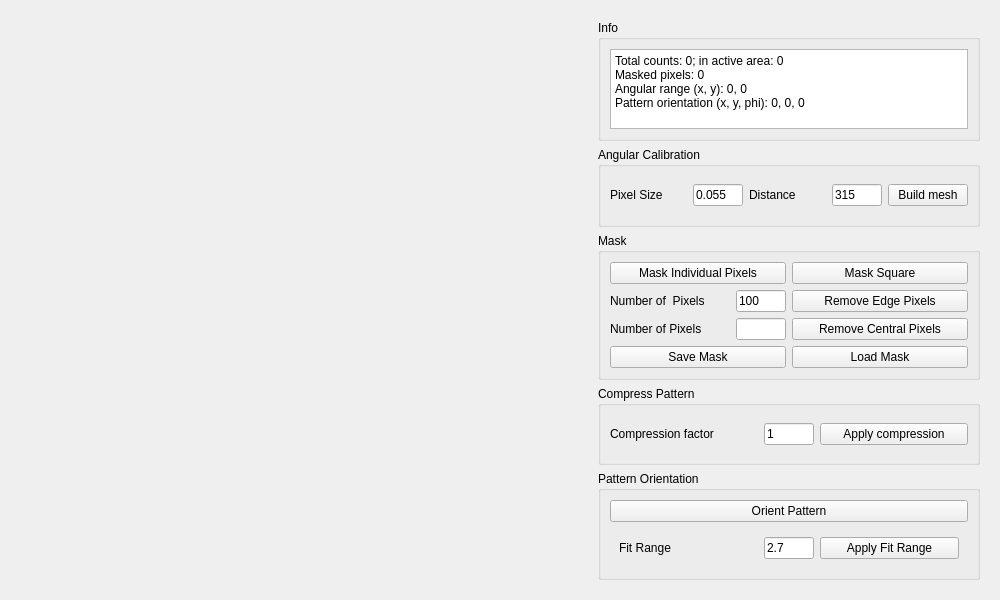
Qt form gui/qt_designer/datapattern_widget.ui (edbosne/pyfdd) before a commit.
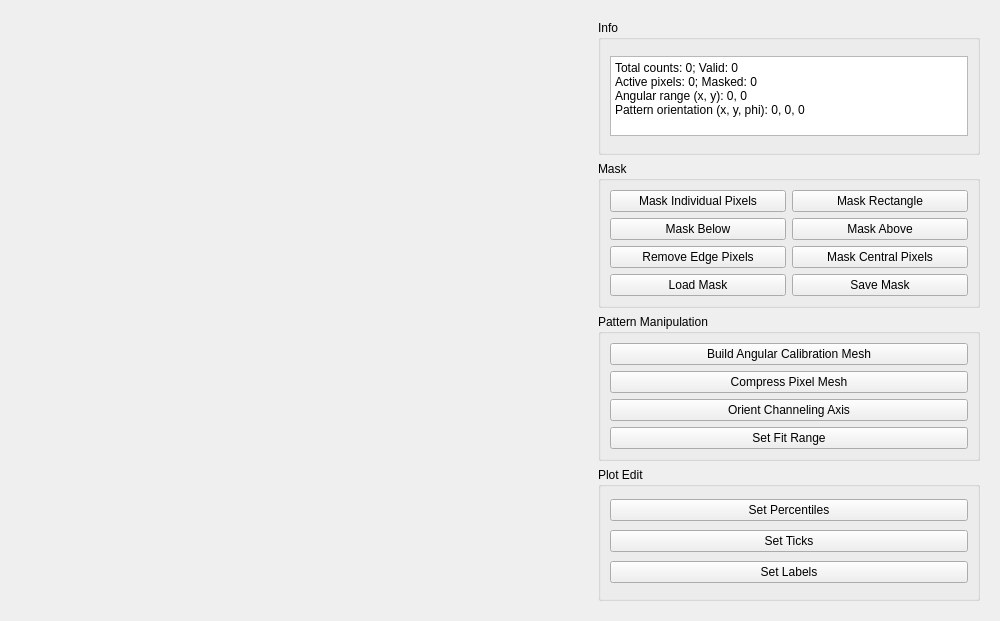
The same form after that commit.

Commit message: pyqt gui can open and save, calibrate mesh and mask pixel with clicks

The edit to the form file:
```diff
--- a/gui/qt_designer/datapattern_widget.ui
+++ b/gui/qt_designer/datapattern_widget.ui
@@ -7,7 +7,7 @@
     <x>0</x>
     <y>0</y>
     <width>1000</width>
-    <height>600</height>
+    <height>621</height>
    </rect>
   </property>
   <property name="windowTitle">
@@ -17,18 +17,24 @@
    <item>
     <widget class="QWidget" name="widget" native="true">
      <property name="sizePolicy">
-      <sizepolicy hsizetype="Maximum" vsizetype="Maximum">
+      <sizepolicy hsizetype="Preferred" vsizetype="Preferred">
        <horstretch>0</horstretch>
        <verstretch>0</verstretch>
       </sizepolicy>
      </property>
+     <property name="minimumSize">
+      <size>
+       <width>550</width>
+       <height>550</height>
+      </size>
+     </property>
      <property name="maximumSize">
       <size>
-       <width>600</width>
-       <height>600</height>
+       <width>6000</width>
+       <height>6000</height>
       </size>
      </property>
-     <layout class="QVBoxLayout" name="verticalLayout"/>
+     <layout class="QVBoxLayout" name="mplvl"/>
     </widget>
    </item>
    <item>
@@ -62,75 +68,24 @@
            </property>
            <property name="font">
             <font>
-             <pointsize>8</pointsize>
-             <weight>75</weight>
-             <italic>true</italic>
-             <bold>true</bold>
+             <pointsize>9</pointsize>
+             <weight>50</weight>
+             <italic>false</italic>
+             <bold>false</bold>
             </font>
            </property>
            <property name="html">
             <string>&lt;!DOCTYPE HTML PUBLIC &quot;-//W3C//DTD HTML 4.0//EN&quot; &quot;http://www.w3.org/TR/REC-html40/strict.dtd&quot;&gt;
 &lt;html&gt;&lt;head&gt;&lt;meta name=&quot;qrichtext&quot; content=&quot;1&quot; /&gt;&lt;style type=&quot;text/css&quot;&gt;
 p, li { white-space: pre-wrap; }
-&lt;/style&gt;&lt;/head&gt;&lt;body style=&quot; font-family:'Noto Sans'; font-size:8pt; font-weight:600; font-style:italic;&quot;&gt;
-&lt;p style=&quot; margin-top:0px; margin-bottom:0px; margin-left:0px; margin-right:0px; -qt-block-indent:0; text-indent:0px;&quot;&gt;&lt;span style=&quot; font-size:9pt; font-weight:400; font-style:normal;&quot;&gt;Total counts: 0; in active area: 0&lt;br /&gt;Masked pixels: 0&lt;br /&gt;Angular range (x, y): 0, 0&lt;/span&gt;&lt;/p&gt;
-&lt;p style=&quot; margin-top:0px; margin-bottom:0px; margin-left:0px; margin-right:0px; -qt-block-indent:0; text-indent:0px;&quot;&gt;&lt;span style=&quot; font-size:9pt; font-weight:400; font-style:normal;&quot;&gt;Pattern orientation (x, y, phi): 0, 0, 0&lt;/span&gt;&lt;/p&gt;&lt;/body&gt;&lt;/html&gt;</string>
+&lt;/style&gt;&lt;/head&gt;&lt;body style=&quot; font-family:'Noto Sans'; font-size:9pt; font-weight:400; font-style:normal;&quot;&gt;
+&lt;p style=&quot; margin-top:0px; margin-bottom:0px; margin-left:0px; margin-right:0px; -qt-block-indent:0; text-indent:0px;&quot;&gt;Total counts: 0; Valid: 0&lt;/p&gt;
+&lt;p style=&quot; margin-top:0px; margin-bottom:0px; margin-left:0px; margin-right:0px; -qt-block-indent:0; text-indent:0px;&quot;&gt;Active pixels: 0; Masked: 0&lt;/p&gt;
+&lt;p style=&quot; margin-top:0px; margin-bottom:0px; margin-left:0px; margin-right:0px; -qt-block-indent:0; text-indent:0px;&quot;&gt;Angular range (x, y): 0, 0&lt;/p&gt;
+&lt;p style=&quot; margin-top:0px; margin-bottom:0px; margin-left:0px; margin-right:0px; -qt-block-indent:0; text-indent:0px;&quot;&gt;Pattern orientation (x, y, phi): 0, 0, 0&lt;/p&gt;&lt;/body&gt;&lt;/html&gt;</string>
            </property>
-          </widget>
-         </item>
-        </layout>
-       </widget>
-      </item>
-      <item>
-       <widget class="QGroupBox" name="angularmesh_groupBox">
-        <property name="title">
-         <string>Angular Calibration</string>
-        </property>
-        <layout class="QGridLayout" name="gridLayout">
-         <item row="0" column="0">
-          <widget class="QLabel" name="label">
-           <property name="text">
-            <string>Pixel Size</string>
-           </property>
-          </widget>
-         </item>
-         <item row="0" column="1">
-          <widget class="QLineEdit" name="lineEdit">
-           <property name="maximumSize">
-            <size>
-             <width>50</width>
-             <height>16777215</height>
-            </size>
-           </property>
-           <property name="text">
-            <string>0.055</string>
-           </property>
-          </widget>
-         </item>
-         <item row="0" column="3">
-          <widget class="QLineEdit" name="lineEdit_2">
-           <property name="maximumSize">
-            <size>
-             <width>50</width>
-             <height>16777215</height>
-            </size>
-           </property>
-           <property name="text">
-            <string>315</string>
-           </property>
-          </widget>
-         </item>
-         <item row="0" column="2">
-          <widget class="QLabel" name="label_2">
-           <property name="text">
-            <string>Distance</string>
-           </property>
-          </widget>
-         </item>
-         <item row="0" column="4">
-          <widget class="QPushButton" name="pushButton">
-           <property name="text">
-            <string>Build mesh</string>
+           <property name="acceptRichText">
+            <bool>true</bool>
            </property>
           </widget>
          </item>
@@ -144,7 +99,7 @@
         </property>
         <layout class="QGridLayout" name="gridLayout_2">
          <item row="0" column="0">
-          <widget class="QPushButton" name="pushButton_2">
+          <widget class="QPushButton" name="pb_maskpixel">
            <property name="text">
             <string>Mask Individual Pixels</string>
            </property>
@@ -157,139 +112,91 @@
           </widget>
          </item>
          <item row="0" column="1">
-          <widget class="QPushButton" name="pushButton_3">
+          <widget class="QPushButton" name="pb_maskrectangle">
            <property name="text">
-            <string>Mask Square</string>
+            <string>Mask Rectangle</string>
            </property>
            <property name="checkable">
             <bool>true</bool>
            </property>
           </widget>
          </item>
-         <item row="1" column="0">
-          <layout class="QHBoxLayout" name="horizontalLayout_3">
-           <item>
-            <widget class="QLabel" name="label_5">
-             <property name="text">
-              <string>Number of  Pixels</string>
-             </property>
-            </widget>
-           </item>
-           <item>
-            <widget class="QLineEdit" name="lineEdit_5">
-             <property name="sizePolicy">
-              <sizepolicy hsizetype="Maximum" vsizetype="Fixed">
-               <horstretch>0</horstretch>
-               <verstretch>0</verstretch>
-              </sizepolicy>
-             </property>
-             <property name="minimumSize">
-              <size>
-               <width>0</width>
-               <height>0</height>
-              </size>
-             </property>
-             <property name="maximumSize">
-              <size>
-               <width>50</width>
-               <height>16777215</height>
-              </size>
-             </property>
-             <property name="text">
-              <string>100</string>
-             </property>
-            </widget>
-           </item>
-          </layout>
-         </item>
-         <item row="1" column="1">
-          <widget class="QPushButton" name="pushButton_6">
+         <item row="3" column="1">
+          <widget class="QPushButton" name="pb_removecentral">
            <property name="text">
-            <string>Remove Edge Pixels</string>
-           </property>
-          </widget>
-         </item>
-         <item row="2" column="0">
-          <layout class="QHBoxLayout" name="horizontalLayout_4">
-           <item>
-            <widget class="QLabel" name="label_6">
-             <property name="text">
-              <string>Number of Pixels</string>
-             </property>
-            </widget>
-           </item>
-           <item>
-            <widget class="QLineEdit" name="lineEdit_6">
-             <property name="sizePolicy">
-              <sizepolicy hsizetype="Minimum" vsizetype="Fixed">
-               <horstretch>0</horstretch>
-               <verstretch>0</verstretch>
-              </sizepolicy>
-             </property>
-             <property name="maximumSize">
-              <size>
-               <width>50</width>
-               <height>16777215</height>
-              </size>
-             </property>
-            </widget>
-           </item>
-          </layout>
-         </item>
-         <item row="2" column="1">
-          <widget class="QPushButton" name="pushButton_7">
-           <property name="text">
-            <string>Remove Central Pixels</string>
+            <string>Mask Central Pixels</string>
            </property>
           </widget>
          </item>
          <item row="3" column="0">
-          <widget class="QPushButton" name="pushButton_4">
+          <widget class="QPushButton" name="pb_removeedge">
+           <property name="text">
+            <string>Remove Edge Pixels</string>
+           </property>
+          </widget>
+         </item>
+         <item row="4" column="1">
+          <widget class="QPushButton" name="pb_savemask">
            <property name="text">
             <string>Save Mask</string>
            </property>
           </widget>
          </item>
-         <item row="3" column="1">
-          <widget class="QPushButton" name="pushButton_5">
+         <item row="4" column="0">
+          <widget class="QPushButton" name="pb_loadmask">
            <property name="text">
             <string>Load Mask</string>
            </property>
           </widget>
          </item>
+         <item row="1" column="0">
+          <widget class="QPushButton" name="pb_maskbelow">
+           <property name="text">
+            <string>Mask Below</string>
+           </property>
+          </widget>
+         </item>
+         <item row="1" column="1">
+          <widget class="QPushButton" name="pb_maskabove">
+           <property name="text">
+            <string>Mask Above</string>
+           </property>
+          </widget>
+         </item>
         </layout>
        </widget>
       </item>
       <item>
        <widget class="QGroupBox" name="groupBox_3">
         <property name="title">
-         <string>Compress Pattern</string>
+         <string>Pattern Manipulation</string>
         </property>
         <layout class="QGridLayout" name="gridLayout_4">
-         <item row="0" column="0">
-          <widget class="QLabel" name="label_4">
+         <item row="1" column="1">
+          <widget class="QPushButton" name="pb_compressmesh">
            <property name="text">
-            <string>Compression factor</string>
+            <string>Compress Pixel Mesh</string>
+           </property>
+          </widget>
+         </item>
+         <item row="4" column="1">
+          <widget class="QPushButton" name="pb_fitrange">
+           <property name="text">
+            <string>Set Fit Range</string>
+           </property>
+          </widget>
+         </item>
+         <item row="3" column="1">
+          <widget class="QPushButton" name="pb_orientchanneling">
+           <property name="text">
+            <string>Orient Channeling Axis</string>
            </property>
           </widget>
          </item>
          <item row="0" column="1">
-          <widget class="QLineEdit" name="lineEdit_4">
-           <property name="maximumSize">
-            <size>
-             <width>50</width>
-             <height>16777215</height>
-            </size>
-           </property>
+          <widget class="QPushButton" name="pb_buildmesh">
            <property name="text">
-            <string>1</string>
-           </property>
-          </widget>
-         </item>
-         <item row="0" column="2">
-          <widget class="QPushButton" name="pushButton_12">
-           <property name="text">
-            <string>Apply compression</string>
+            <string>Build Angular Calibration Mesh</string>
            </property>
           </widget>
          </item>
@@ -299,53 +206,28 @@
       <item>
        <widget class="QGroupBox" name="groupBox">
         <property name="title">
-         <string>Pattern Orientation</string>
+         <string>Plot Edit</string>
         </property>
-        <layout class="QGridLayout" name="gridLayout_3">
-         <item row="0" column="0">
-          <widget class="QPushButton" name="pushButton_8">
+        <layout class="QVBoxLayout" name="verticalLayout">
+         <item>
+          <widget class="QPushButton" name="pushButton">
            <property name="text">
-            <string>Orient Pattern</string>
+            <string>Set Percentiles</string>
            </property>
           </widget>
          </item>
-         <item row="1" column="0">
-          <widget class="QWidget" name="widget_3" native="true">
-           <property name="sizePolicy">
-            <sizepolicy hsizetype="Preferred" vsizetype="Preferred">
-             <horstretch>0</horstretch>
-             <verstretch>0</verstretch>
-            </sizepolicy>
+         <item>
+          <widget class="QPushButton" name="pushButton_2">
+           <property name="text">
+            <string>Set Ticks</string>
            </property>
-           <layout class="QHBoxLayout" name="horizontalLayout_2">
-            <item>
-             <widget class="QLabel" name="label_3">
-              <property name="text">
-               <string>Fit Range</string>
-              </property>
-             </widget>
-            </item>
-            <item>
-             <widget class="QLineEdit" name="lineEdit_3">
-              <property name="maximumSize">
-               <size>
-                <width>50</width>
-                <height>16777215</height>
-               </size>
-              </property>
-              <property name="text">
-               <string>2.7</string>
-              </property>
-             </widget>
-            </item>
-            <item>
-             <widget class="QPushButton" name="pushButton_9">
-              <property name="text">
-               <string>Apply Fit Range</string>
-              </property>
-             </widget>
-            </item>
-           </layout>
+          </widget>
+         </item>
+         <item>
+          <widget class="QPushButton" name="pushButton_3">
+           <property name="text">
+            <string>Set Labels</string>
+           </property>
           </widget>
          </item>
         </layout>
```
Left out of the diff: 8 changed lines with no effect on the pictures. The commit also changes 7 other files.
